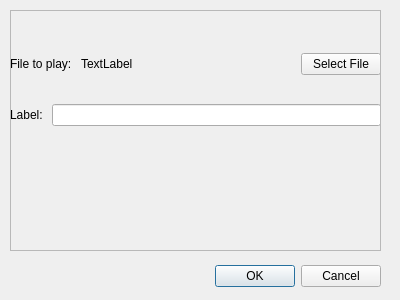
Old version of the form ui/keySettingsDialog.ui in the repository 9qUmV4/SoundKey2.
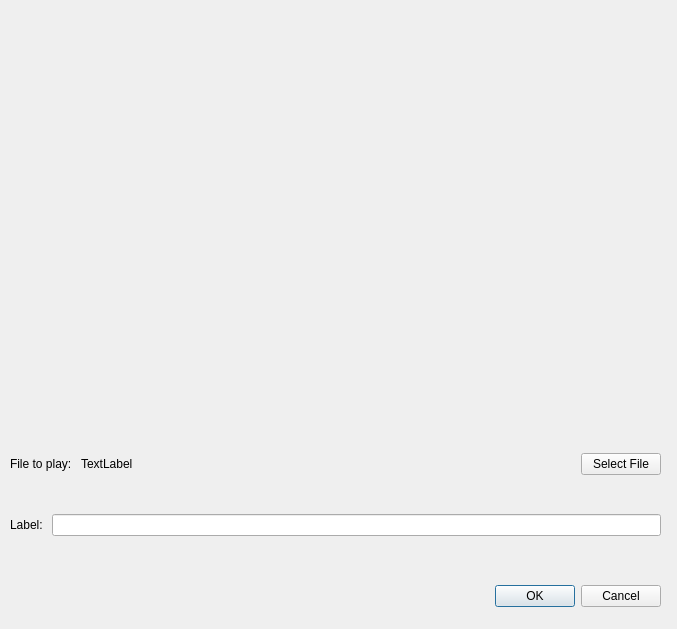
New version of the form.

Patch:
```diff
--- a/ui/keySettingsDialog.ui
+++ b/ui/keySettingsDialog.ui
@@ -6,8 +6,8 @@
    <rect>
     <x>0</x>
     <y>0</y>
-    <width>400</width>
-    <height>300</height>
+    <width>677</width>
+    <height>629</height>
    </rect>
   </property>
   <property name="windowTitle">
@@ -22,8 +22,8 @@
    </property>
    <property name="geometry">
     <rect>
-     <x>40</x>
-     <y>260</y>
+     <x>320</x>
+     <y>580</y>
      <width>341</width>
      <height>32</height>
     </rect>
@@ -35,40 +35,13 @@
     <set>QDialogButtonBox::Cancel|QDialogButtonBox::Ok</set>
    </property>
   </widget>
-  <widget class="QScrollArea" name="scrollArea">
-   <property name="geometry">
-    <rect>
-     <x>10</x>
-     <y>10</y>
-     <width>371</width>
-     <height>241</height>
-    </rect>
-   </property>
-   <property name="widgetResizable">
-    <bool>true</bool>
-   </property>
-   <widget class="QWidget" name="scrollAreaWidgetContents">
-    <property name="geometry">
-     <rect>
-      <x>0</x>
-      <y>0</y>
-      <width>369</width>
-      <height>239</height>
-     </rect>
-    </property>
-    <property name="sizePolicy">
-     <sizepolicy hsizetype="Expanding" vsizetype="Expanding">
-      <horstretch>0</horstretch>
-      <verstretch>0</verstretch>
-     </sizepolicy>
-    </property>
     <widget class="QWidget" name="verticalLayoutWidget">
      <property name="geometry">
       <rect>
-       <x>-1</x>
-       <y>19</y>
-       <width>371</width>
-       <height>121</height>
+     <x>10</x>
+     <y>420</y>
+     <width>651</width>
+     <height>151</height>
       </rect>
      </property>
      <layout class="QVBoxLayout" name="verticalLayout">
@@ -122,7 +95,15 @@
       </item>
      </layout>
     </widget>
-   </widget>
+  <widget class="QWidget" name="waveViewHolder" native="true">
+   <property name="geometry">
+    <rect>
+     <x>9</x>
+     <y>9</y>
+     <width>651</width>
+     <height>401</height>
+    </rect>
+   </property>
   </widget>
  </widget>
  <tabstops>
```
Left out of the diff: 1 changed line with no effect on the pictures. Lines whose indentation alone changed are shown as unchanged.
